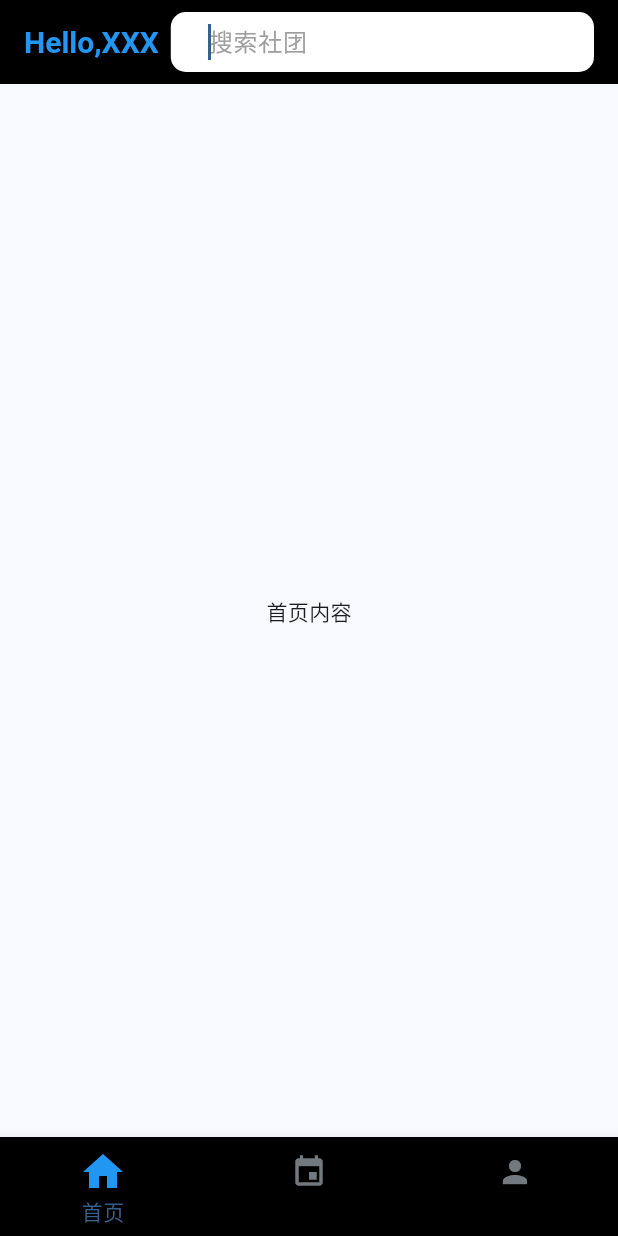
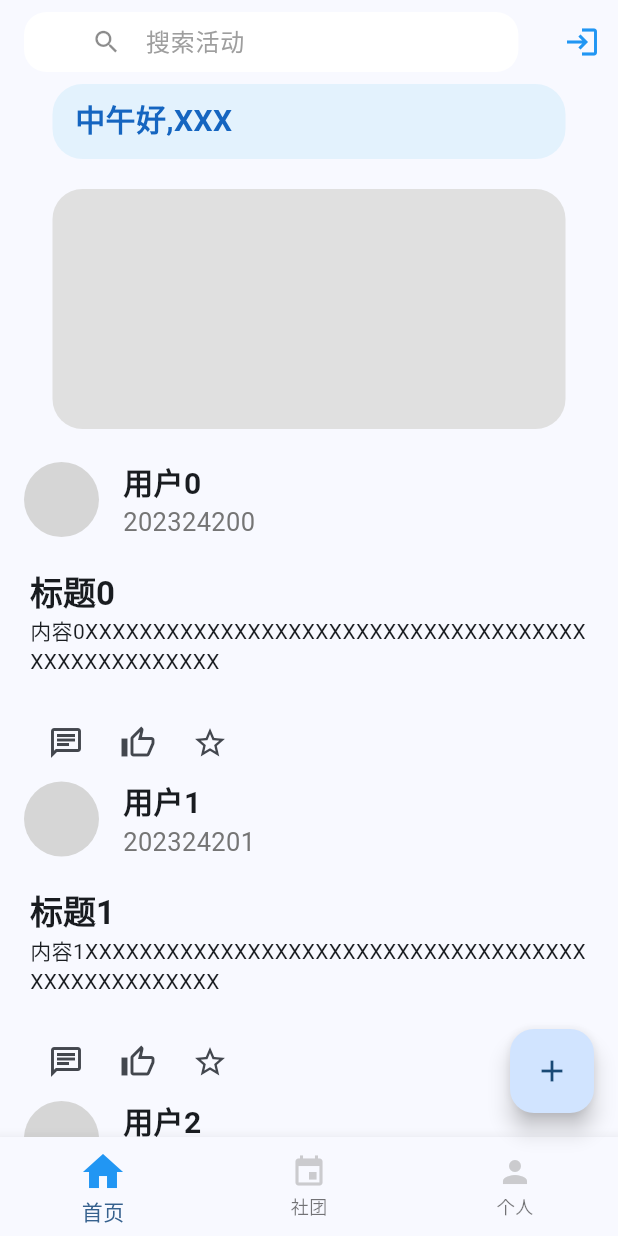
Before and after one commit to Zjerrry/Campus-registration-, a Flutter app: the screen it shows after launch, on a phone screen of 412 x 824 dp. Run offline on Flutter 3.47's test engine with Material 3 defaults, Android fonts, the phone set to English and light mode, and no system bars; drawn by our look-alikes of card_swiper; our stand-ins replace permission_handler, shared_preferences; missing offline and left inert: wechat_assets_picker.

Commit message:
3.27日添加主页形成基本框架，整合文件

```diff
--- a/lib/main.dart
+++ b/lib/main.dart
@@ -1,11 +1,11 @@
 import 'dart:developer';
 
 import 'package:flutter/material.dart';
-import 'package:test_fist/routes/ClubListPage.dart';
-import 'package:test_fist/routes/ClubMainPage.dart';
-import 'package:test_fist/routes/Event Release.dart';
+import 'package:test_fist/routes/ViewClub/ClubListPage.dart';
+import 'package:test_fist/routes/ViewClub/ClubMainPage.dart';
+import 'package:test_fist/routes/Event%20Release/Event%20Release.dart';
 import 'package:test_fist/routes/HomePage.dart';
-import 'package:test_fist/routes/PersonPage.dart';
+import 'package:test_fist/routes/Person/PersonPage.dart';
 
 void main() {
   runApp(const MyApp());
@@ -21,7 +21,7 @@ class MyApp extends StatelessWidget {
         colorScheme: ColorScheme.fromSeed(seedColor: Colors.blue),
         useMaterial3: true
       ),
-      home: const HomePageRoute(),
+      home: const HomePage(),
     );
   }
 
--- a/lib/routes/addLinkClub.dart
+++ b/lib/routes/Event Release/addLinkClub.dart
@@ -100,7 +100,7 @@ class _addLinkClubState extends State<addLinkClub> {
                           borderRadius:  const BorderRadius.only( topLeft:Radius.circular(40),bottomLeft: Radius.circular(40)),
                           child: AspectRatio(
                             aspectRatio: 1,//图片尺寸
-                            child: Image.network("https://s3-alpha-sig.figma.com/img/4a92/272c/15495ba4b99f0c27386610b0fb8af758?Expires=1742774400&Key-Pair-Id=APKAQ4GOSFWCW27IBOMQ&Signature=j3j6eWQEj56i-AS6o9HDN0GG9mMKTsfOe4pZH08fLvHvAi~Wcpm8VRO-93vlIChrYffVEpQbKG9xm2wWI7EwtcWfSoPxdjrVmCKD5thR2oDVwk3YfSvqWLltzuYO6CXgcPqHxhmvtODVNnQstDLGT7iXtlJJ7-8F5mFUnXFTDQI035DX2BGvuCoL2ad8rhQhy8Y6lA36z1a3TTbwF1cXE216kD6d4WTXWx6jakwSaeW9~1gNZipuD~PIeRkRxmYImDaY2Z8lYCFJjlbC138s6gthr7DhhjznTTT99-n-4XHRJP6XAWMRjHFtF-oKMGUWCGyyPNEMKAafeEm9AUY~uQ__",
+                            child: Image.asset("assets/images/twt.png",
                               fit: BoxFit.cover,
                               errorBuilder: (_, __, ___) => Container( // 错误处理
                                 color: Colors.grey[200],
--- a/lib/routes/HomePage.dart
+++ b/lib/routes/HomePage.dart
@@ -1,15 +1,18 @@
 import 'package:flutter/material.dart';
-import 'package:test_fist/widgets/ClubSearch.dart';
-class HomePageRoute extends StatefulWidget {
-  const HomePageRoute({super.key});
+import 'package:test_fist/routes/ViewClub/ClubListPage.dart';
+import 'package:test_fist/routes/Event%20Release/Event%20Release.dart';
+import 'ViewEvent/EventView.dart';
+import 'package:test_fist/routes/Person/PersonPage.dart';
+
+class HomePage extends StatefulWidget {
+  const HomePage({super.key});
 
   @override
-  State<HomePageRoute> createState() => _HomePageRouteState();
+  State<HomePage> createState() => _HomePageState();
 }
 
-class _HomePageRouteState extends State<HomePageRoute> {
+class _HomePageState extends State<HomePage> {
   int _selectedIndex = 0;
-  String SearchValue = "";
 
   void _onItemTapped(int index) {
     setState(() {
@@ -20,43 +23,27 @@ class _HomePageRouteState extends State<HomePageRoute> {
   @override
   Widget build(BuildContext context) {
     return Scaffold(
-      appBar: AppBar(
-        backgroundColor: Colors.black,
-        title: Row(
-          children: [
-            // 保留原始标题
-            Text(
-              "Hello,XXX",//用户名
-              style: TextStyle(
-                  color: Colors.blue,
-                  fontSize: 20,
-                  fontWeight: FontWeight.bold
-              ),
-            ),
-            // 添加搜索栏
-            const SizedBox(width: 8),
-            Expanded(
-              child: TopSearchBar(
 
-                lable: "搜索社团",
-                SearchValue: SearchValue,
-                onSearch: (value){
-                  setState(() {
-                    SearchValue = value;
-                    Search(SearchValue);
-                  });
-                },
-                // 初始值为空
-              ),
-            ),
-          ],
-        ),
-      ),
+
       bottomNavigationBar: _BottomBar(
         selectedIndex: _selectedIndex,
         onSelected: _onItemTapped,
       ),//学生或社团 person&event&home
+
+      floatingActionButton: FloatingActionButton(
+        onPressed:  ()
+        {
+          Navigator.push(
+              context,
+              MaterialPageRoute(builder: (context){
+                return const EventReleasePage();
+              })
+          );
+        },
+        child: Icon(Icons.add,),
+      ),
       body: _Body(_selectedIndex),//页面
+
     );
   }
 }
@@ -76,7 +63,7 @@ class _BottomBar extends StatelessWidget {
   Widget build(BuildContext context) {
     return BottomNavigationBar(
       // 背景颜色
-      backgroundColor: Colors.black,
+      //backgroundColor: Colors.black,
       // 选中图标主题
       selectedIconTheme: IconThemeData(
         // 图标颜色
@@ -88,16 +75,19 @@ class _BottomBar extends StatelessWidget {
       ),
       // 未选中图标主题
       unselectedIconTheme: IconThemeData(
-        color: Colors.blue[50],
+        color: Colors.grey,
         size: 24,
         opacity: 0.5,
       ),
       items: const <BottomNavigationBarItem>[
         BottomNavigationBarItem(icon: Icon(Icons.home), label: '首页',),
-        BottomNavigationBarItem(icon: Icon(Icons.event), label: '活动',),
+        BottomNavigationBarItem(icon: Icon(Icons.event), label: '社团',),
         BottomNavigationBarItem(icon: Icon(Icons.person), label: '个人',),
       ],
-      onTap: (index) => onSelected(index),// 添加点击回调
+      onTap: (index) =>
+        onSelected(index)
+
+      ,// 添加点击回调
       currentIndex: selectedIndex, // 绑定状态
     );
   }
@@ -106,9 +96,9 @@ class _BottomBar extends StatelessWidget {
 Widget _Body(int currentIndex) {
   // 根据currentIndex显示不同内容
   final List<Widget> pages = [
-    const Center(child: Text("首页内容")),
-    const Center(child: Text("活动列表")),
-    const Center(child: Text("个人中心")),
+    const EventView(),
+    const ClubListPage(),
+    const PersonPage()
   ];
   return pages[currentIndex];
 }
--- a/lib/routes/LogPage.dart
+++ b/lib/routes/Log/LogPage.dart
@@ -13,6 +13,7 @@ class _LogPageState extends State<LogPage> {
   @override
   Widget build(BuildContext context) {
     return Scaffold(
+      appBar: AppBar(),
       body: Column(
         children: [
           Container(
--- /dev/null
+++ b/lib/routes/ViewEvent/EventView.dart
@@ -0,0 +1,211 @@
+import 'package:card_swiper/card_swiper.dart';
+import 'package:flutter/material.dart';
+import 'package:test_fist/widgets/Tool.dart';
+import 'package:test_fist/widgets/ClubSearch.dart';
+import '../Log/LogPage.dart';
+
+class EventView extends StatefulWidget {
+  const EventView({super.key});
+
+  @override
+  State<EventView> createState() => _EventViewState();
+}
+
+class _EventViewState extends State<EventView> {
+  List<String> TitleTime = const ["早上好","中午好","下午好","晚上好","早点休息~"];
+  String nowTime = "";
+  static String SearchValue = "";
+  void initState()
+  {
+    super.initState();
+    nowTime = TitleTime[getTime().getTitleTime()];
+  }
+  @override
+  Widget build(BuildContext context) {
+    return Scaffold(
+      appBar: AppBar(
+        //backgroundColor: Colors.black,
+        title: TopSearchBar(
+                lable: "搜索活动",
+                onSearch: (value){
+                  setState(() {
+                    SearchValue = value;
+                    Search(SearchValue);
+                  });
+                },
+                SearchValue: SearchValue
+            ),
+        actions: <Widget>[ //导航栏右侧菜单
+          IconButton(icon: Icon(Icons.login,color: Colors.blue,), onPressed: () {
+            Navigator.push(
+                context,
+                MaterialPageRoute(builder: (context){
+                  return const LogPage();
+                })
+            );
+          }),
+        ],
+
+      ),
+      body: NestedScrollView(
+          headerSliverBuilder: (BuildContext context,bool inner){
+            return [
+              SliverToBoxAdapter(
+                child:Padding(padding: EdgeInsets.symmetric(horizontal: 35),
+                  child: Container(
+                    height: 50,
+                    decoration: BoxDecoration(
+                        borderRadius: BorderRadius.circular(20),
+                        color: Colors.blue[50]
+                    ),
+                    child: Padding(padding: EdgeInsets.only(top: 8,left: 15),
+                      child: Text("${nowTime},XXX",
+                        style: TextStyle(
+                            color: Colors.blue[800],
+                            fontSize: 20,
+                            fontWeight: FontWeight.bold
+                        ),
+                      ),
+                    )
+                  ),
+                )
+
+              ),
+              TopImageSliver(context)
+            ];
+          },
+          body: EventViewList(context),
+      ),
+    );
+  }
+}
+//顶部滚动显示
+Widget TopImageSliver(BuildContext context)
+{
+  return SliverToBoxAdapter(
+    child: Padding(padding: EdgeInsets.symmetric(horizontal: 15),
+      child: Container(
+            height: 200,
+            child: Swiper(
+                itemCount: 5,
+                loop: true,
+                outer: true,
+                autoplay:true,
+                autoplayDelay:5000,
+                itemBuilder: (BuildContext context,int index)
+                {
+                  return Padding(padding: EdgeInsets.all(20),
+                    child: Container(
+                        decoration: BoxDecoration(
+                            borderRadius: BorderRadius.circular(20),
+                            color: Colors.grey[300]
+                        ),
+                        child: Text(""),
+                       )
+                  );
+                }
+            ),
+      ),
+    ),
+  );
+}
+
+Widget EventViewList(BuildContext context)
+{
+  return ListView.builder(
+      itemCount: 20,
+      //itemExtent: 100,
+      itemBuilder: (BuildContext context,int index){
+        return Container(
+          //width: 70,
+          child: Column(
+            children: [
+              Row(
+                crossAxisAlignment: CrossAxisAlignment.center,
+                children: [
+                  //--------------------------------------
+                  // 发帖人信息
+                  Padding(padding: EdgeInsets.symmetric(horizontal: 16),
+                    child: Container(
+                      width: 50,
+                      height: 50,
+                      decoration:  BoxDecoration(
+                          shape: BoxShape.circle,
+                          color: Colors.grey[350]
+
+                      ),
+                    ),
+                  ),
+
+                  Expanded(
+                    child: Column(
+                        crossAxisAlignment: CrossAxisAlignment.start,
+                        mainAxisSize: MainAxisSize.min,
+                        children: [
+                          Text(
+                            "用户$index",
+                            style: TextStyle(
+                              fontSize: 20,
+                              fontWeight: FontWeight.bold
+                            ),
+                            maxLines: 1,
+                            overflow: TextOverflow.ellipsis,
+                          ),
+                          Text(
+                            "20232420${index%9}",
+                            style: TextStyle(
+                              color: Colors.grey[600],
+                              fontSize: 17,
+                            ),
+                          ),
+                        ]),
+                  ),
+
+                ],
+              ),
+              //-----------------------------------------------------------
+              //--------------活动内容---------------------------------------
+              Padding(padding: EdgeInsets.all(20),
+                child: Column(
+                  crossAxisAlignment: CrossAxisAlignment.start,
+                  children: [
+                    //-------------标题-------------
+                    Text(
+                      "标题$index",
+                      style: Theme.of(context).textTheme.titleLarge?.copyWith(
+                          fontWeight: FontWeight.bold),
+                      maxLines: 1,
+                      overflow: TextOverflow.ellipsis,
+                    ),
+                    //----------------内容---------------------------
+                    Text(
+                      "内容${index}XXXXXXXXXXXXXXXXXXXXXXXXXXXXXXXXXXXXXXXXXXXXXXXXXXX",
+                      style: TextStyle(fontSize: 14),
+                      maxLines: 2,
+                      overflow: TextOverflow.ellipsis,
+                    ),
+                  ],
+                ),
+              ),
+              //-----------------------------------------------------------------------
+              //--------------------功能键----------------------------------------------
+              Padding(padding: EdgeInsets.symmetric(horizontal: 20),
+              child: Row(
+                children: [
+                  //评论
+                  IconButton(onPressed: (){},
+                    icon: Icon(Icons.chat_outlined),
+                  ),
+                  //点赞
+                  IconButton(onPressed: (){}, icon: Icon(Icons.thumb_up_off_alt_outlined)),
+                  //收藏
+                  IconButton(onPressed: (){}, icon: Icon(Icons.star_border)),
+                ],
+              ),
+              )
+              ]
+          ),
+        );
+      }
+  );
+}
--- a/lib/widgets/ClubSearch.dart
+++ b/lib/widgets/ClubSearch.dart
@@ -4,6 +4,7 @@ import 'Tool.dart';
 //导入的社团列表
 List allClub = ["天外天工作室","青年志愿者协会XXXXXXXXXXXXXXXXXXX","学生会","天津大学校园建设发展协会（北洋讲解队）","abcdef","abc"];//全部社团列表
 List searchClub = [];//筛选后的社团列表
+
 
 //顶部搜索栏
 class TopSearchBar extends StatefulWidget {
@@ -17,14 +18,14 @@ class TopSearchBar extends StatefulWidget {
 }
 
 class _TopSearchBarState extends State<TopSearchBar> {
-  FocusNode _focusNode = FocusNode();//焦点
+  //FocusNode _focusNode = FocusNode();//焦点
   String SearchValue = "";
   TextEditingController _controller = TextEditingController();
   @override
   void initState() {
     super.initState();
     WidgetsBinding.instance.addPostFrameCallback((timeStamp){
-      _focusNode.requestFocus();
+      //_focusNode.requestFocus();
     });
   }
 
@@ -33,31 +34,31 @@ class _TopSearchBarState extends State<TopSearchBar> {
     //屏幕尺寸
     MediaQueryData queryData = MediaQuery.of(context);
     return Container(
-      width: queryData.size.width*0.8 ,
+      width: queryData.size.width*0.8,
       height: 40,
       padding: EdgeInsets.only(left: 20,right: 20),
       alignment: Alignment.centerRight,
       decoration: BoxDecoration(
-          borderRadius: BorderRadius.circular(10),
+          borderRadius: BorderRadius.circular(15),
           color: Colors.white
       ),
       child:Padding(
         padding: EdgeInsets.all(5),
         child:TextField(
           controller: _controller,
-          focusNode: _focusNode,
+          //focusNode: _focusNode,
           autofocus: false,
           decoration: InputDecoration(
             hintText: widget.lable,
             hintStyle: TextStyle(color: Colors.grey),
             border: InputBorder.none,
-            /*
+
             icon: const Padding(
               padding: const EdgeInsets.only(left: 20),
               child: Icon(Icons.search,
                 size: 20,
-                color: Colors.blue,
-              ),),*/
+                color: Colors.black45,
+              ),),
             //输入后显示的清除输入内容按键
             /*
             suffixIcon: SearchValue.isNotEmpty ?
--- a/lib/widgets/ImagePicker.dart
+++ b/lib/widgets/ImagePicker.dart
@@ -59,10 +59,16 @@ class _ImagePickerState extends State<ImagePicker> {
   @override
   Widget build(BuildContext context) {
     return Row(
+      mainAxisAlignment: MainAxisAlignment.start,
       children: [
         GestureDetector(
           child: Container(
+            width: 50,
+            height: 50,
             color: Colors.grey,
+            // decoration: BoxDecoration(
+            //   borderRadius: BorderRadius.circular(20),
+            // ),
             child: widget.child,
           ),
           onTap:()
--- a/lib/widgets/Tool.dart
+++ b/lib/widgets/Tool.dart
@@ -67,3 +67,20 @@ List build_next(String Searchvalue)
   }
   return next;
 }
+
+//获取当前时间
+class getTime
+{
+  DateTime nowTime = DateTime.now();
+
+  int getTitleTime()
+  {
+    if(nowTime.hour >= 6 && nowTime.hour <= 9)  { return 0;}
+    else if(nowTime.hour > 9 && nowTime.hour <= 12)  {return 1;}
+    else if(nowTime.hour > 12 && nowTime.hour <= 18) {return 2;}
+    else if(nowTime.hour > 18 && nowTime.hour <= 11) {return 3;}
+    else {return 4;}
+
+  }
+
+}
--- a/pubspec.yaml
+++ b/pubspec.yaml
@@ -40,6 +40,7 @@ dependencies:
   waterfall_flow: ^3.0.3
   wechat_assets_picker: ^9.5.0
   permission_handler: ^11.4.0
+  card_swiper: ^3.0.1
 dev_dependencies:
   flutter_test:
     sdk: flutter
@@ -66,7 +67,7 @@ flutter:
 
   # To add assets to your application, add an assets section, like this:
 assets:
-  - images/twt.png
+  - assets/images/twt.png
 
   # An image asset can refer to one or more resolution-specific "variants", see
   # https://flutter.dev/to/resolution-aware-images
```
Also changed, not shown: lib/routes/Event Release/Event Release.dart (renamed from lib/routes/Event Release.dart, +4 -3 lines), lib/routes/Person/PersonPage.dart (renamed from lib/routes/PersonPage.dart, +1 -8 lines), lib/routes/ViewClub/ClubListPage.dart (renamed from lib/routes/ClubListPage.dart, +10 -10 lines), lib/routes/ViewClub/ClubMainPage.dart (renamed from lib/routes/ClubMainPage.dart, +16 -9 lines), assets/images/twt.png (renamed from images/twt.png), lib/routes/Log/login.dart (renamed from lib/routes/login.dart), lib/routes/Log/logon.dart (renamed from lib/routes/logon.dart).
